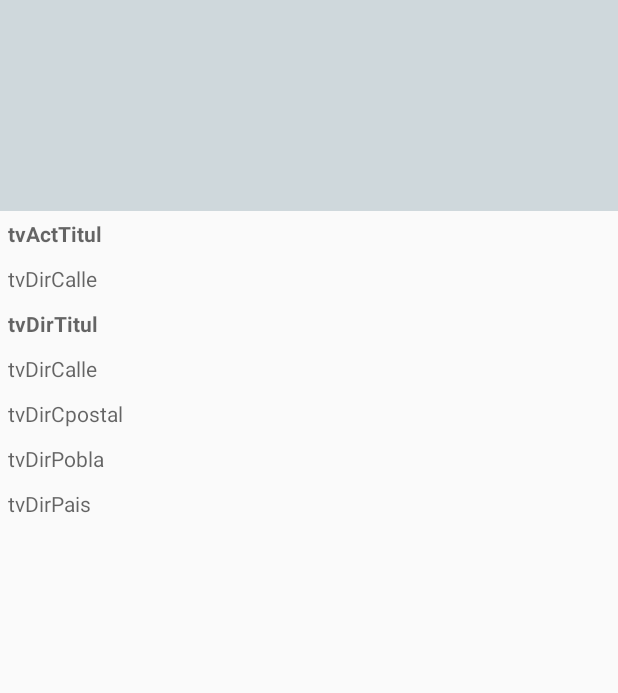
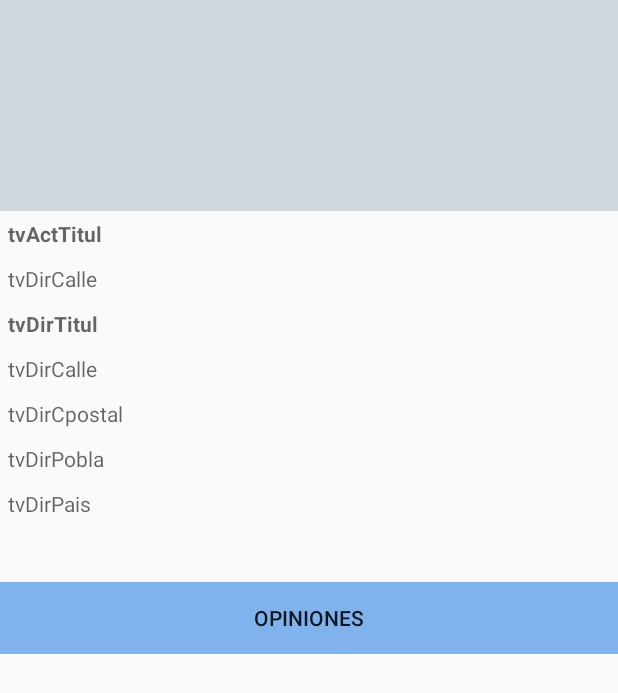
Before and after one commit to vstjga/gicsMobileSQR, an Android app: the layout fragment_detail.xml on its own in the app's theme, with its tools: preview values and no code run, on a phone screen of 412 x 824 dp. Shown: the top 693 px of the screen. Run offline under Robolectric (Android 15) with nearby library versions, the phone set to English and light mode, and no system bars.

Commit message:
Boton para ver opiniones

```diff
--- a/app/src/main/java/com/proyectodam/gicsmobile/DetailActivity.java
+++ b/app/src/main/java/com/proyectodam/gicsmobile/DetailActivity.java
@@ -3,6 +3,7 @@ package com.proyectodam.gicsmobile;
 import android.os.Bundle;
 import android.support.v7.app.AppCompatActivity;
 import android.support.v7.widget.Toolbar;
+import android.view.View;
 import android.widget.ImageView;
 import android.widget.TextView;
 
@@ -78,4 +79,8 @@ public class DetailActivity extends AppCompatActivity {
 
     }
 
+    public void verComentarios(View view) {
+        TextView DirTitul = (TextView) findViewById(R.id.tvDirTitul);
+        DirTitul.setText("Pulsado boton");
+    }
 }
--- a/app/src/main/res/layout/fragment_detail.xml
+++ b/app/src/main/res/layout/fragment_detail.xml
@@ -143,9 +143,25 @@ tools:showIn="@layout/activity_detail">
             android:layout_margin="5dip"
             android:hint="tvDirPais"/>
 
+        <Button
+            android:layout_width="match_parent"
+            android:layout_height="wrap_content"
+            android:text="Opiniones"
+            android:id="@+id/button"
+            android:onClick="verComentarios"
+            android:background="#80b2ee"
+            android:layout_marginTop="37dp"
+            android:allowUndo="true"
+            android:layout_below="@+id/tvDirPais"
+            android:layout_alignParentLeft="true"
+            android:layout_alignParentStart="true" />
+
      </RelativeLayout>
+
 
 </ScrollView>
 
 
+
+
 </RelativeLayout>
```
Also changed, not shown: 1 other file.
